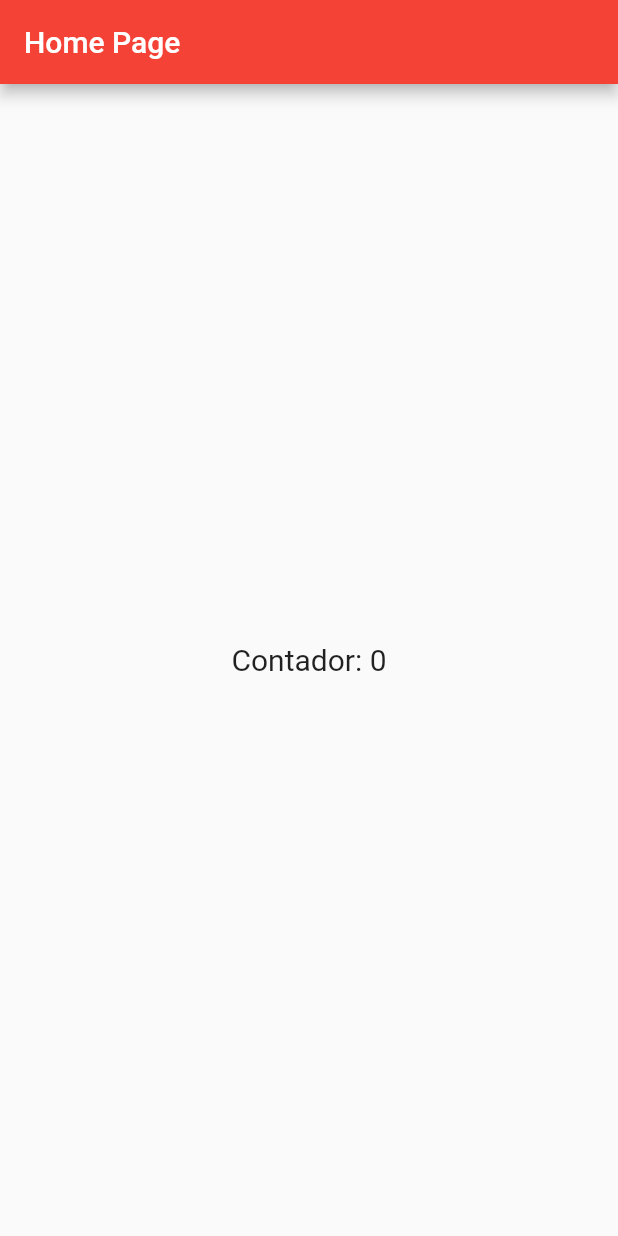
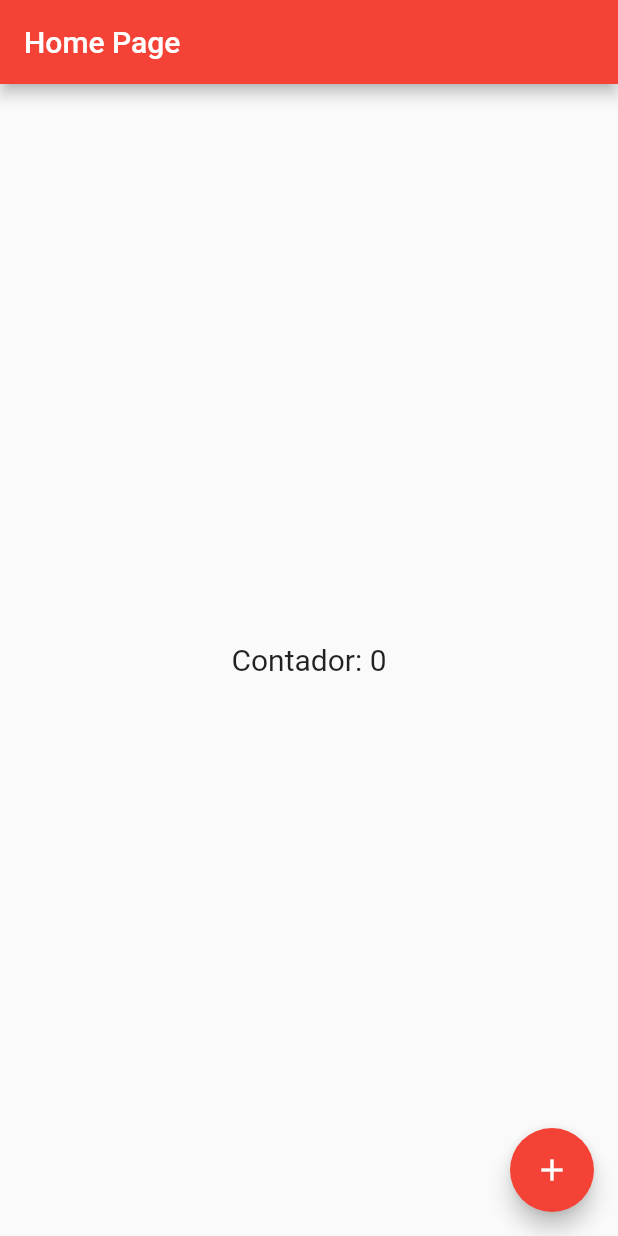
Before and after one commit to lucas-militao/Curso_de_Flutter, a Flutter app: the screen it shows after launch, on a phone screen of 412 x 824 dp. Run offline on Flutter 3.47's test engine with Material 2 defaults, Android fonts, the phone set to English and light mode, and no system bars.

Commit message:
added floating action button

```diff
--- a/lib/home_page.dart
+++ b/lib/home_page.dart
@@ -24,7 +24,15 @@ class HomePageState extends State<HomePage> {
           setState(() {
             counter++;
           });
-        },),),
+        },
+      ),),
+      floatingActionButton: FloatingActionButton(
+        child: Icon(Icons.add),
+        onPressed: () {
+          setState(() {
+            counter++;
+          });
+      },),
     );
   }
 
```
